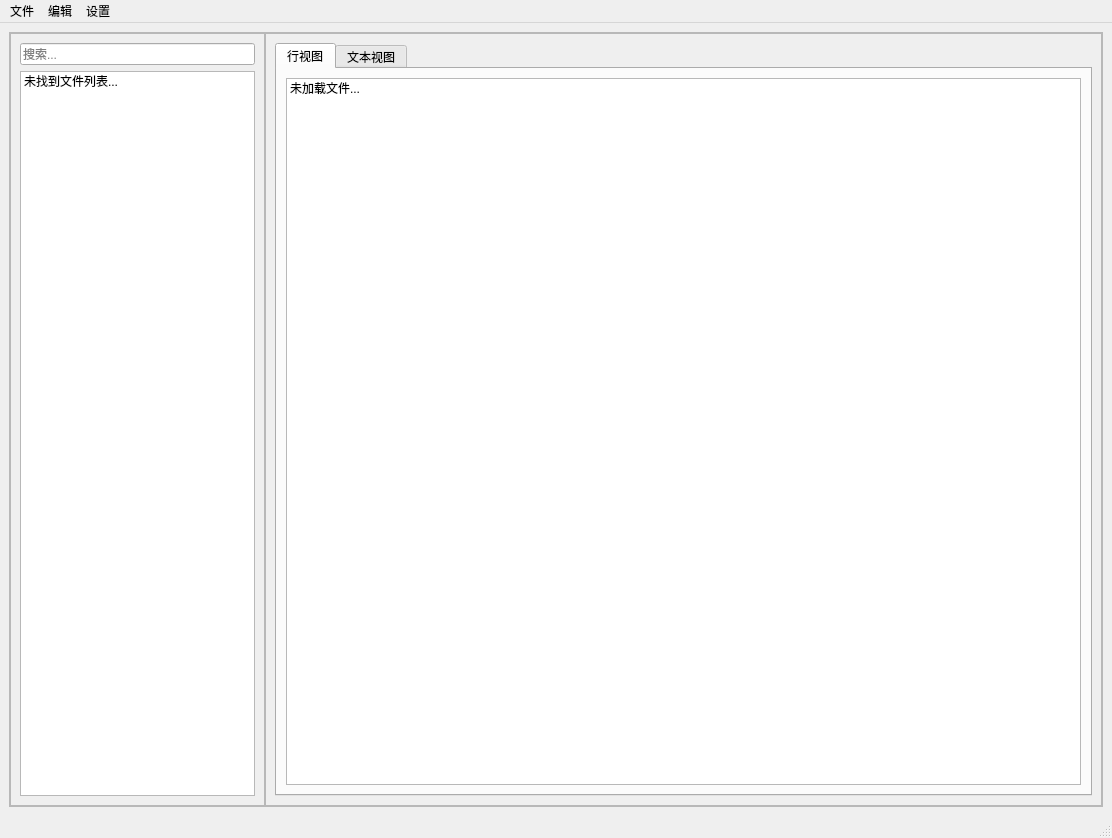
This is ui/ui.ui in JeremyChim/DotaModTool as Qt 5 draws it before an edit. The edited form follows.
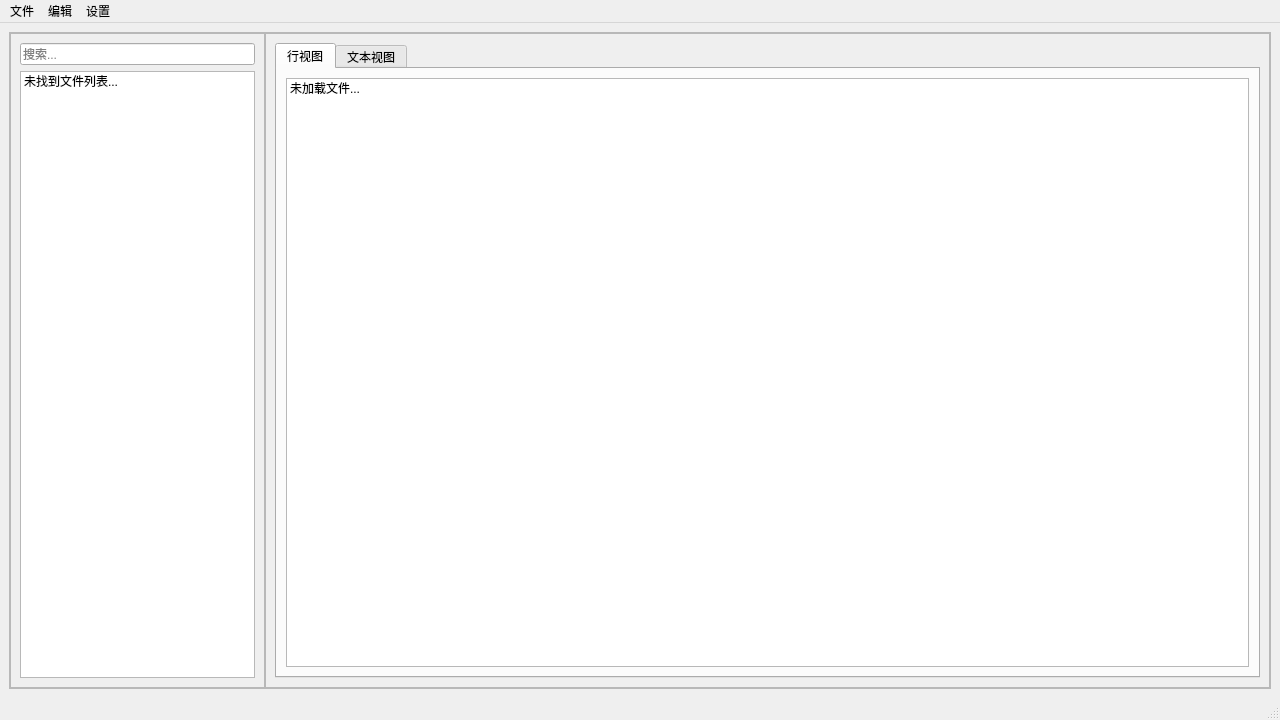
This is the edited form.

```diff
--- a/ui/ui.ui
+++ b/ui/ui.ui
@@ -6,8 +6,8 @@
    <rect>
     <x>0</x>
     <y>0</y>
-    <width>1112</width>
-    <height>838</height>
+    <width>1280</width>
+    <height>720</height>
    </rect>
   </property>
   <property name="windowTitle">
@@ -138,7 +138,7 @@
     <rect>
      <x>0</x>
      <y>0</y>
-     <width>1112</width>
+     <width>1280</width>
      <height>23</height>
     </rect>
    </property>
```
Left out of the diff: 14 changed lines with no effect on the pictures.
